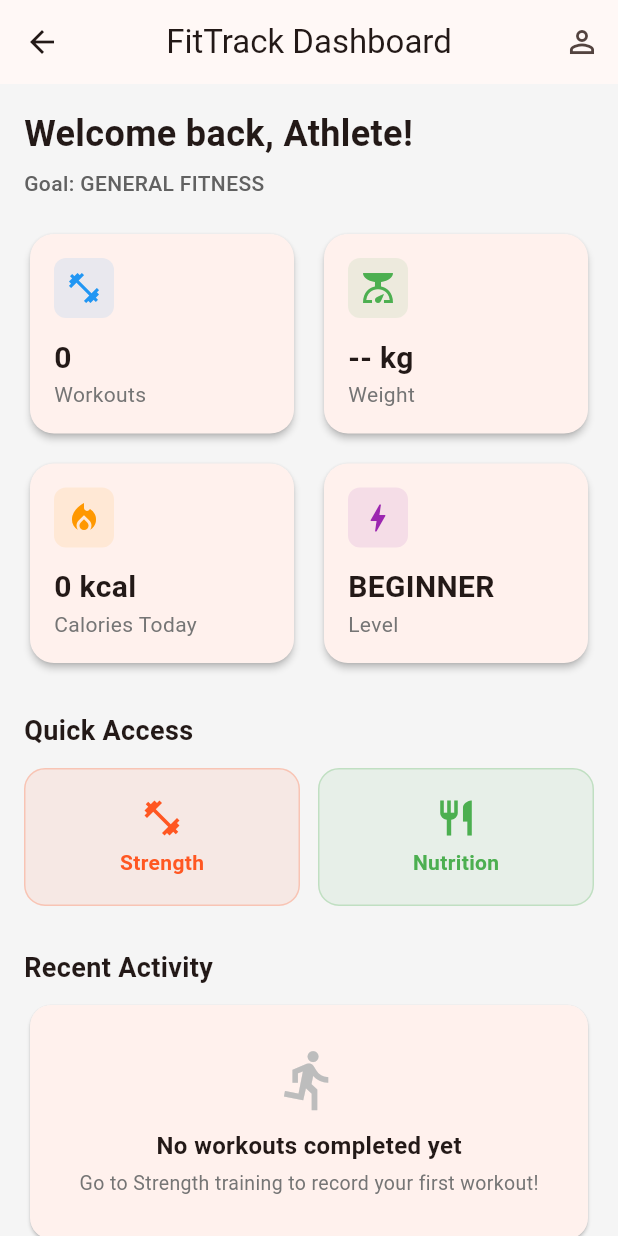
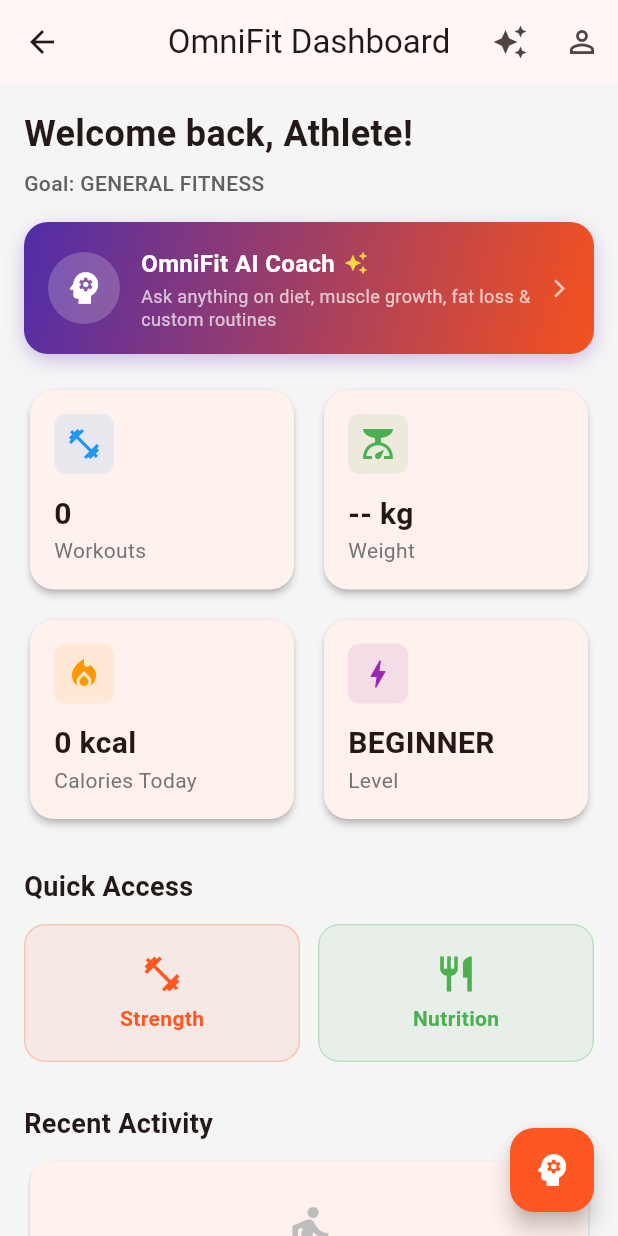
Before and after one commit to chintanparmar011/workout-tracker, a Flutter app: the HomeScreen screen opened directly, on a phone screen of 412 x 824 dp. Run offline on Flutter 3.47's test engine with Material 3 defaults, Android fonts, the phone set to English and light mode, and no system bars; our stand-ins replace cloud_firestore, firebase_auth, firebase_core, fl_chart, geolocator, google_maps_flutter; accounts and stored records are empty; generated files the repository leaves out were written again.

Commit message:
rebrand app to OmniFit across platforms and UI

```diff
--- a/lib/app/app.dart
+++ b/lib/app/app.dart
@@ -1,15 +1,17 @@
 import 'package:flutter/material.dart';
 import 'package:provider/provider.dart';
 import '../providers/auth_provider.dart';
-import '../screens/auth/login_screen.dart';
-import 'theme.dart';
-import '../screens/auth/verify_email_screen.dart';
-import '../screens/onboarding/personal_info_screen.dart';
 import '../providers/onboarding_provider.dart';
-import '../screens/main_navigation_screen.dart';
 import '../providers/workout_provider.dart';
 import '../providers/progress_provider.dart';
 import '../providers/nutrition_provider.dart';
+import '../providers/running_provider.dart';
+import '../providers/ai_coach_provider.dart';
+import '../screens/auth/login_screen.dart';
+import '../screens/auth/verify_email_screen.dart';
+import '../screens/onboarding/personal_info_screen.dart';
+import '../screens/main_navigation_screen.dart';
+import 'theme.dart';
 
 class FitTrackApp extends StatelessWidget {
   const FitTrackApp({super.key});
@@ -23,9 +25,11 @@ class FitTrackApp extends StatelessWidget {
         ChangeNotifierProvider(create: (_) => WorkoutProvider()),
         ChangeNotifierProvider(create: (_) => ProgressProvider()),
         ChangeNotifierProvider(create: (_) => NutritionProvider()),
+        ChangeNotifierProvider(create: (_) => RunningProvider()),
+        ChangeNotifierProvider(create: (_) => AiCoachProvider()),
       ],
       child: MaterialApp(
-        title: 'FitTrack',
+        title: 'OmniFit',
         debugShowCheckedModeBanner: false,
         theme: AppTheme.lightTheme,
         home: const _AuthGate(),
--- a/lib/screens/home/home_screen.dart
+++ b/lib/screens/home/home_screen.dart
@@ -11,6 +11,7 @@ import '../strength/workout_history_screen.dart';
 import '../strength/workout_details_screen.dart';
 import '../nutrition/nutrition_screen.dart';
 import '../profile/profile_screen.dart';
+import '../ai_coach/ai_coach_screen.dart';
 
 class HomeScreen extends StatefulWidget {
   const HomeScreen({super.key});
@@ -54,8 +55,18 @@ class _HomeScreenState extends State<HomeScreen> {
 
     return Scaffold(
       appBar: AppBar(
-        title: const Text('FitTrack Dashboard'),
+        title: const Text('OmniFit Dashboard'),
         actions: [
+          IconButton(
+            icon: const Icon(Icons.auto_awesome),
+            tooltip: 'OmniFit AI Coach',
+            onPressed: () {
+              Navigator.push(
+                context,
+                MaterialPageRoute(builder: (_) => const AiCoachScreen()),
+              );
+            },
+          ),
           IconButton(
             icon: const Icon(Icons.person_outline),
             tooltip: 'My Profile',
@@ -67,6 +78,18 @@ class _HomeScreenState extends State<HomeScreen> {
             },
           ),
         ],
+      ),
+      floatingActionButton: FloatingActionButton(
+        heroTag: 'home_ai_coach_fab',
+        onPressed: () {
+          Navigator.push(
+            context,
+            MaterialPageRoute(builder: (_) => const AiCoachScreen()),
+          );
+        },
+        backgroundColor: Colors.deepOrange,
+        tooltip: 'Ask OmniFit AI Coach',
+        child: const Icon(Icons.psychology, color: Colors.white, size: 28),
       ),
       body: RefreshIndicator(
         onRefresh: _refreshData,
@@ -85,6 +108,91 @@ class _HomeScreenState extends State<HomeScreen> {
               Text(
                 'Goal: ${user?.fitnessGoal.replaceAll('_', ' ').toUpperCase() ?? 'GENERAL FITNESS'}',
                 style: TextStyle(fontSize: 14, color: Colors.grey[700], fontWeight: FontWeight.w500),
+              ),
+              const SizedBox(height: 16),
+
+              // OmniFit AI Coach Hero Card
+              InkWell(
+                borderRadius: BorderRadius.circular(16),
+                onTap: () {
+                  Navigator.push(
+                    context,
+                    MaterialPageRoute(builder: (_) => const AiCoachScreen()),
+                  );
+                },
+                child: Container(
+                  padding: const EdgeInsets.all(16),
+                  decoration: BoxDecoration(
+                    gradient: LinearGradient(
+                      colors: [
+                        Colors.deepPurple.shade700,
+                        Colors.deepOrange.shade600,
+                      ],
+                      begin: Alignment.topLeft,
+                      end: Alignment.bottomRight,
+                    ),
+                    borderRadius: BorderRadius.circular(16),
+                    boxShadow: [
+                      BoxShadow(
+                        color: Colors.deepPurple.withValues(alpha: 0.3),
+                        blurRadius: 10,
+                        offset: const Offset(0, 4),
+                      ),
+                    ],
+                  ),
+                  child: Row(
+                    children: [
+                      Container(
+                        padding: const EdgeInsets.all(10),
+                        decoration: BoxDecoration(
+                          color: Colors.white.withValues(alpha: 0.2),
+                          shape: BoxShape.circle,
+                        ),
+                        child: const Icon(
+                          Icons.psychology,
+                          color: Colors.white,
+                          size: 28,
+                        ),
+                      ),
+                      const SizedBox(width: 14),
+                      Expanded(
+                        child: Column(
+                          crossAxisAlignment: CrossAxisAlignment.start,
+                          children: const [
+                            Row(
+                              children: [
+                                Text(
+                                  'OmniFit AI Coach',
+                                  style: TextStyle(
+                                    color: Colors.white,
+                                    fontWeight: FontWeight.bold,
+                                    fontSize: 16,
+                                  ),
+                                ),
+                                SizedBox(width: 6),
+                                Icon(Icons.auto_awesome, color: Colors.amberAccent, size: 16),
+                              ],
+                            ),
+                            SizedBox(height: 3),
+                            Text(
+                              'Ask anything on diet, muscle growth, fat loss & custom routines',
+                              style: TextStyle(
+                                color: Colors.white70,
+                                fontSize: 12,
+                                height: 1.25,
+                              ),
+                            ),
+                          ],
+                        ),
+                      ),
+                      const Icon(
+                        Icons.arrow_forward_ios,
+                        color: Colors.white70,
+                        size: 14,
+                      ),
+                    ],
+                  ),
+                ),
               ),
               const SizedBox(height: 20),
 
@@ -230,7 +338,7 @@ class _HomeScreenState extends State<HomeScreen> {
                     shrinkWrap: true,
                     physics: const NeverScrollableScrollPhysics(),
                     itemCount: recentWorkouts.length,
-                    separatorBuilder: (_, __) => const Divider(height: 0),
+                    separatorBuilder: (_, index) => const Divider(height: 0),
                     itemBuilder: (context, index) {
                       final record = recentWorkouts[index];
                       return ListTile(
--- a/lib/screens/profile/about_screen.dart
+++ b/lib/screens/profile/about_screen.dart
@@ -7,7 +7,7 @@ class AboutScreen extends StatelessWidget {
   @override
   Widget build(BuildContext context) {
     return Scaffold(
-      appBar: AppBar(title: const Text('About FitTrack')),
+      appBar: AppBar(title: const Text('About OmniFit')),
       body: ListView(
         padding: const EdgeInsets.all(20),
         children: [
@@ -29,7 +29,7 @@ class AboutScreen extends StatelessWidget {
                 ),
                 const SizedBox(height: 12),
                 const Text(
-                  'FitTrack',
+                  'OmniFit',
                   style: TextStyle(fontSize: 24, fontWeight: FontWeight.bold),
                 ),
                 const SizedBox(height: 4),
@@ -44,7 +44,7 @@ class AboutScreen extends StatelessWidget {
 
           // What it provides Card
           const Text(
-            'What FitTrack Provides',
+            'What OmniFit Provides',
             style: TextStyle(fontSize: 17, fontWeight: FontWeight.bold),
           ),
           const SizedBox(height: 10),
@@ -145,12 +145,12 @@ class AboutScreen extends StatelessWidget {
                   InkWell(
                     onTap: () {
                       Clipboard.setData(
-                        const ClipboardData(text: 'goattrader223@gmail.com'),
+                        const ClipboardData(text: 'ischintan223@gmail.com'),
                       );
                       ScaffoldMessenger.of(context).showSnackBar(
                         const SnackBar(
                           content: Text(
-                            'Developer email copied to clipboard: goattrader223@gmail.com',
+                            'Developer email copied to clipboard: ischintan223@gmail.com',
                           ),
                         ),
                       );
@@ -177,7 +177,7 @@ class AboutScreen extends StatelessWidget {
                           ),
                           SizedBox(width: 10),
                           Text(
-                            'goattrader223@gmail.com',
+                            'ischintan223@gmail.com',
                             style: TextStyle(
                               fontWeight: FontWeight.bold,
                               color: Colors.deepOrange,
--- a/lib/screens/profile/profile_screen.dart
+++ b/lib/screens/profile/profile_screen.dart
@@ -319,7 +319,7 @@ class _ProfileScreenState extends State<ProfileScreen> {
       context: context,
       builder: (ctx) => AlertDialog(
         title: const Text('Log Out'),
-        content: const Text('Are you sure you want to log out of FitTrack?'),
+        content: const Text('Are you sure you want to log out of OmniFit?'),
         actions: [
           TextButton(
             onPressed: () => Navigator.pop(ctx),
--- a/lib/screens/profile/settings_screen.dart
+++ b/lib/screens/profile/settings_screen.dart
@@ -73,7 +73,7 @@ class SettingsScreen extends StatelessWidget {
                     Icons.info_outline,
                     color: Colors.deepOrange,
                   ),
-                  title: const Text('About FitTrack'),
+                  title: const Text('About OmniFit'),
                   subtitle: const Text(
                     'App features, usage guide, and developer contact',
                   ),
```
Also changed, not shown: 9 other files.
